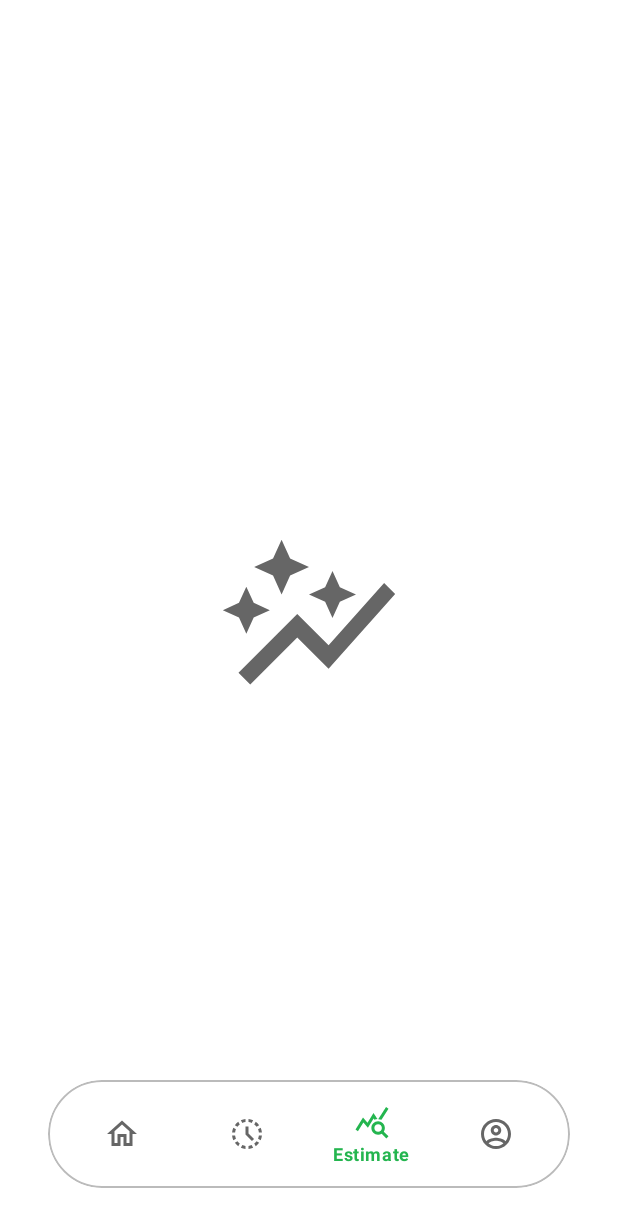
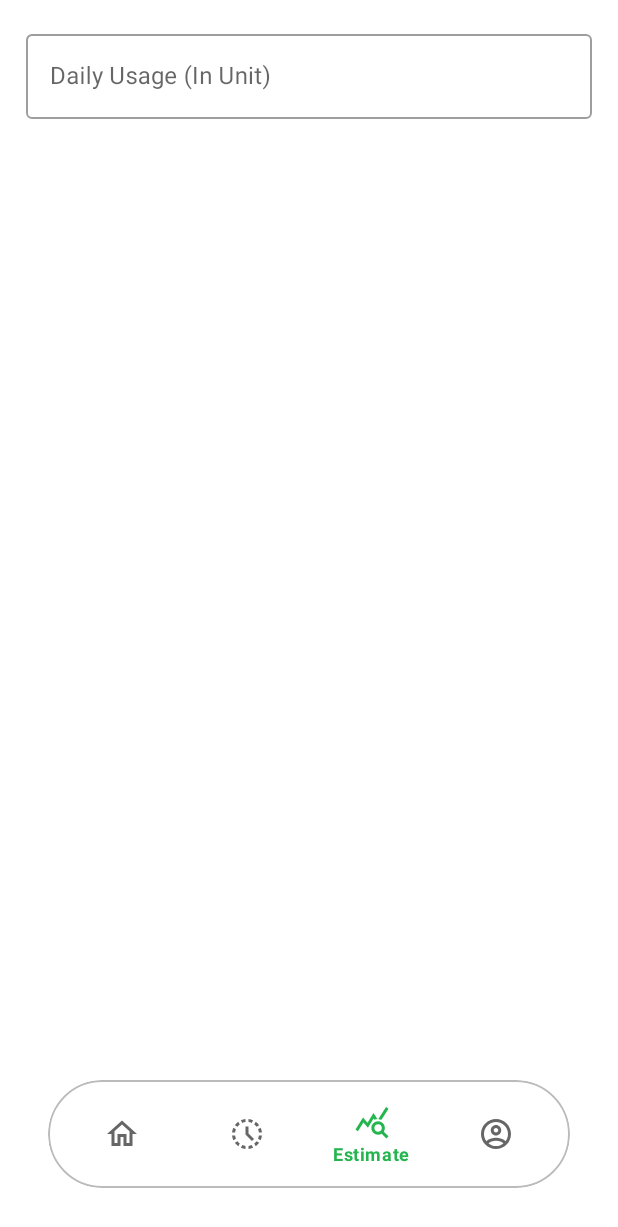
Before and after one commit to elliotAlex279/thon4, an Android app: the screen it shows after launch (MainActivity), item 3 of the bottom bar chosen, on a phone screen of 412 x 824 dp. Shown: the top 1227 px of the screen. Run offline under Robolectric (Android 15) with nearby library versions, the phone set to English and light mode, and no system bars; our stand-ins replace Picasso, Volley; libraries missing offline, so code that uses them is left out: lecho.lib.hellocharts; network calls fail; pictures from the network do not load.

Commit message:
New Update j

```diff
--- a/app/src/main/java/local/host/thon/Home.kt
+++ b/app/src/main/java/local/host/thon/Home.kt
@@ -130,7 +130,7 @@ class Home : Fragment() {
 
     private fun timeSince() : String {
 
-        var seconds = floor(((Date().time - curGenT!!).toDouble() / 1000F));
+        val seconds = floor(((Date().time - curGenT!!).toDouble() / 1000F));
 
         var interval : Double = seconds / 31536000F;
 
@@ -177,6 +177,7 @@ class Home : Fragment() {
         val lastcurr = view.findViewById<TextView>(R.id.curr_last_updated)
         val unVal = view.findViewById<TextView>(R.id.curr_unit_gen)
         curGenT = Date().time
+        val dateFormatB: DateFormat = SimpleDateFormat("yyyy-MM-dd")
         Handler().postDelayed({
             curUnPrg.visibility = View.GONE
             lastcurr.visibility = View.VISIBLE
--- a/app/src/main/java/local/host/thon/sql.java
+++ b/app/src/main/java/local/host/thon/sql.java
@@ -5,17 +5,15 @@ import java.sql.SQLException;
 
 
 public class sql {
-    public static Connection getconnectio() throws SQLException {
 
+    public static Connection getconnectio() throws SQLException, ClassNotFoundException {
+        Class.forName("com.mysql.jdbc.Driver");
 
         Connection conn = null;
-
         String url = "jdbc:mysql://WKTDxt18Em@remotemysql.com:3306/WKTDxt18Em";
         String user = "WKTDxt18Em";
         String pass = "2g87yWwn89";
         conn = DriverManager.getConnection(url, user, pass);
-
         return conn;
-
     }
 }
--- a/app/src/main/res/layout/estimate.xml
+++ b/app/src/main/res/layout/estimate.xml
@@ -1,13 +1,29 @@
 <?xml version="1.0" encoding="utf-8"?>
 <LinearLayout xmlns:android="http://schemas.android.com/apk/res/android"
+    xmlns:app="http://schemas.android.com/apk/res-auto"
     android:orientation="vertical"
-    android:gravity="center"
     android:layout_width="match_parent"
     android:layout_height="match_parent">
 
-    <ImageView
-        android:layout_width="125dp"
-        android:src="@drawable/ic_outline_auto_graph_24"
-        android:layout_height="125dp"/>
+    <com.google.android.material.card.MaterialCardView
+        android:layout_width="match_parent"
+        android:layout_height="wrap_content">
+        <LinearLayout
+            android:orientation="vertical"
+            android:padding="16dp"
+            android:layout_width="match_parent"
+            android:layout_height="wrap_content">
+            <com.google.android.material.textfield.TextInputLayout
+                android:layout_width="match_parent"
+                android:layout_height="wrap_content"
+                android:hint="Daily Usage (In Unit)"
+                style="@style/Widget.MaterialComponents.TextInputLayout.OutlinedBox">
+                <com.google.android.material.textfield.TextInputEditText
+                    android:layout_width="match_parent"
+                    android:inputType="numberDecimal"
+                    android:layout_height="wrap_content" />
+            </com.google.android.material.textfield.TextInputLayout>
+        </LinearLayout>
+    </com.google.android.material.card.MaterialCardView>
 
 </LinearLayout>
```
Also changed, not shown: app/src/main/java/local/host/thon/db.java (+8 -8 lines), app/src/main/java/local/host/thon/mysql_connector.kt (+23 -16 lines).
